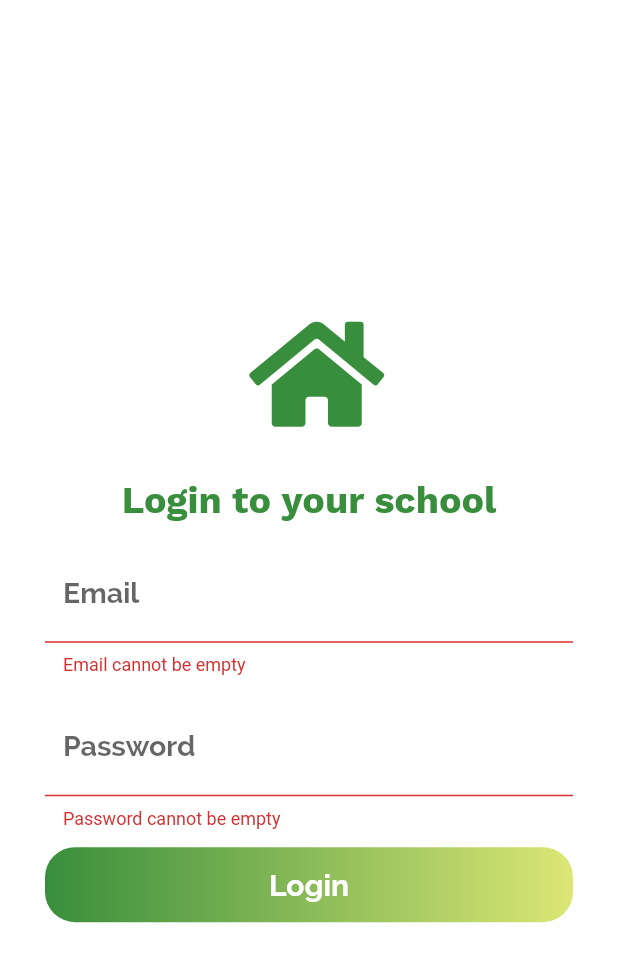
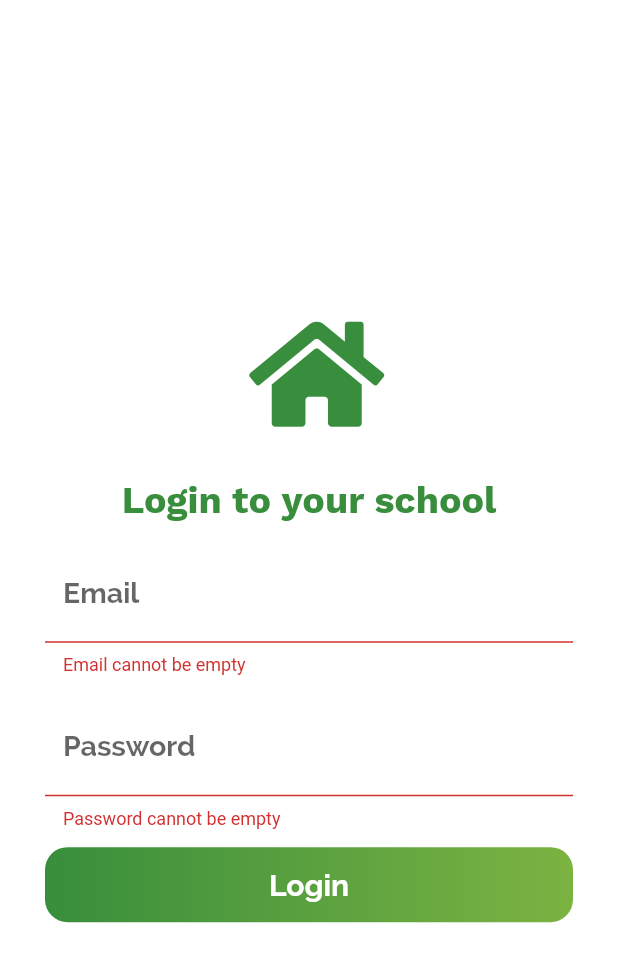
Before and after one commit to igabice/sams-app, a Flutter app: the screen it shows after launch, after a tap on "Login", on a phone screen of 412 x 824 dp. Shown: the top 962 px of the screen. Run offline on Flutter 3.47's test engine with Material 2 defaults, Android fonts, the phone set to English and light mode, and no system bars; our stand-ins replace connectivity, flushbar, font_awesome_flutter, geolocator, google_maps_flutter, rxdart and 2 more; network calls fail; project files that could hold a hidden picture were left out.

Commit message:
update login view

```diff
--- a/lib/api_endpoint.dart
+++ b/lib/api_endpoint.dart
@@ -1,6 +1,6 @@
 class ApiEndPoint {
-  static const String BASE_URL = "https://reqres.in";
-  static const String LOGIN = BASE_URL + "/api/login";
+  static const String BASE_URL = "https://schoolcanal.com/api";
+  static const String LOGIN = BASE_URL + "/auth/login";
   static const String USERS = BASE_URL + "/api/users";
 
   static const String RANDOM_USERS = "https://randomuser.me/api/";
--- a/lib/base/base_contract.dart
+++ b/lib/base/base_contract.dart
@@ -1,3 +1,3 @@
 abstract class BaseContract {
-  void showError(String message);
+  void showError(var message);
 }
--- a/lib/service/network_service.dart
+++ b/lib/service/network_service.dart
@@ -15,6 +15,7 @@ class NetworkService {
   }
 
   Map<String, dynamic> convertJsonToMap(String response) {
+    print("response: "+response);
     return json.decode(response);
   }
 
--- a/lib/styles/app_colors.dart
+++ b/lib/styles/app_colors.dart
@@ -6,7 +6,7 @@ class AppColors {
   static final green =  HexColor('#388E3C');
 
   static final yellow2 =  HexColor('#FF6700');
-  static final lightGreen =  HexColor('#DCE775');
+  static final lightGreen =  HexColor('#7CB342');
 
 
 }
--- a/lib/views/home/home_view.dart
+++ b/lib/views/home/home_view.dart
@@ -100,5 +100,5 @@ class HomeState extends State<Home> implements HomeContract {
   }
 
   @override
-  void showError(String message) {}
+  void showError(var message) {}
 }
--- a/lib/views/login/login_view.dart
+++ b/lib/views/login/login_view.dart
@@ -2,6 +2,7 @@ import 'dart:convert';
 
 import 'package:flutter/material.dart';
 import 'package:font_awesome_flutter/font_awesome_flutter.dart';
+import 'package:sc_app/my_app.dart';
 import 'package:sc_app/styles/app_colors.dart';
 import 'package:sc_app/styles/strings.dart';
 import 'package:sc_app/styles/styles.dart';
@@ -93,6 +94,7 @@ class LoginFormState extends State<LoginForm> implements LoginContract {
         maxLines: 1,
         style: Style.formFieldStyle,
         obscureText: true,
+
         decoration: InputDecoration(
           contentPadding: EdgeInsets.all(12),
           focusColor: Colors.white,
@@ -101,6 +103,7 @@ class LoginFormState extends State<LoginForm> implements LoginContract {
           hintText: "Enter your password",
           labelText: "Password",
         ),
+
       ),
     );
   }
@@ -170,8 +173,9 @@ class LoginFormState extends State<LoginForm> implements LoginContract {
   }
 
   @override
-  void showError(String message) {
+  void showError(var message) {
     Navigator.of(context).pop();
+    MyApp.internal().showToast("Error","$message", context, icon: Icons.info_outline, color: Colors.red.shade300);
     print("Error: $message");
   }
 
--- a/lib/views/users/users_view.dart
+++ b/lib/views/users/users_view.dart
@@ -205,7 +205,7 @@ class UserListState extends State<UserList> implements UsersContract {
   }
 
   @override
-  void showError(String message) {
+  void showError(var message) {
     print(message);
   }
 
--- a/lib/widgets/raised_button.dart
+++ b/lib/widgets/raised_button.dart
@@ -29,7 +29,7 @@ class RaisedGradientButton extends StatelessWidget {
           blurRadius: 1.5,
         ),
       ],
-      borderRadius: BorderRadius.all(Radius.circular(20.0))
+      borderRadius: BorderRadius.all(Radius.circular(15.0))
       ),
 
       child: Material(
```
Also changed, not shown: lib/my_app.dart (+6 -5 lines), 1 other file.
